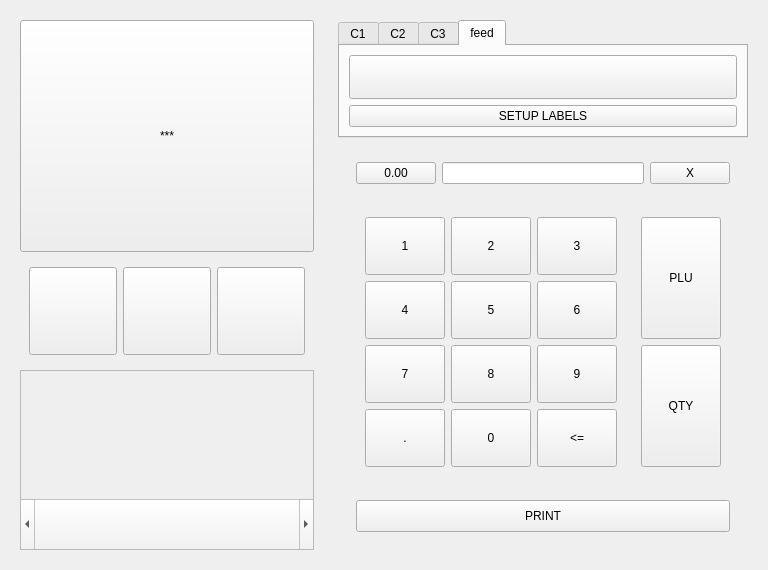
First picture: the form in common_support/ui/UI.ui, repository fazalfzl/choice, before the edit.
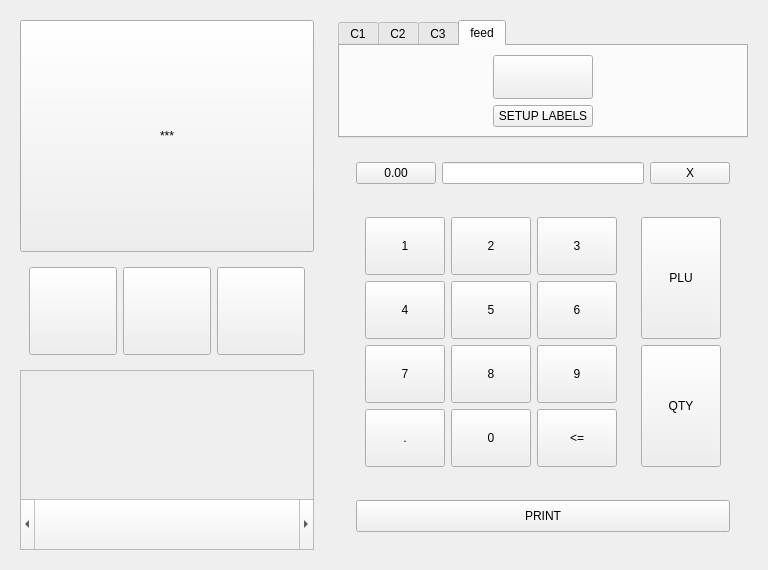
Second picture: the form after the edit. The open tabs and pages were chosen to show the change.

```diff
--- a/common_support/ui/UI.ui
+++ b/common_support/ui/UI.ui
@@ -185,6 +185,12 @@
               <verstretch>0</verstretch>
              </sizepolicy>
             </property>
+            <property name="maximumSize">
+             <size>
+              <width>100</width>
+              <height>100</height>
+             </size>
+            </property>
             <property name="text">
              <string/>
             </property>
```
Left out of the diff: 2 changed lines with no effect on the pictures.
